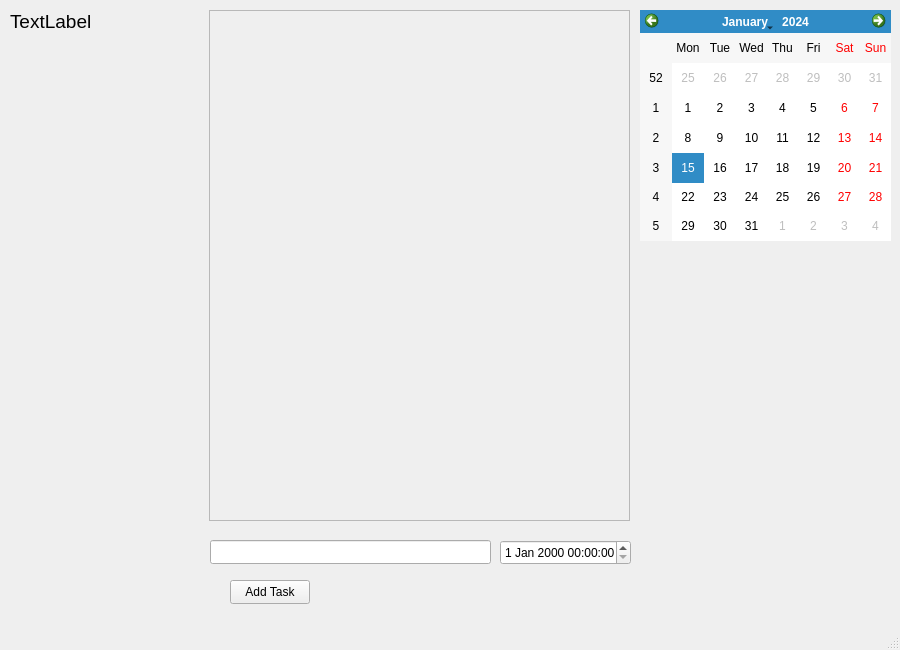
Qt form 2021/01Spring/CSC284/BrunoKoppel_Thareos/checklistwindow.ui (BrunoKoppel/bhcc) before a commit.
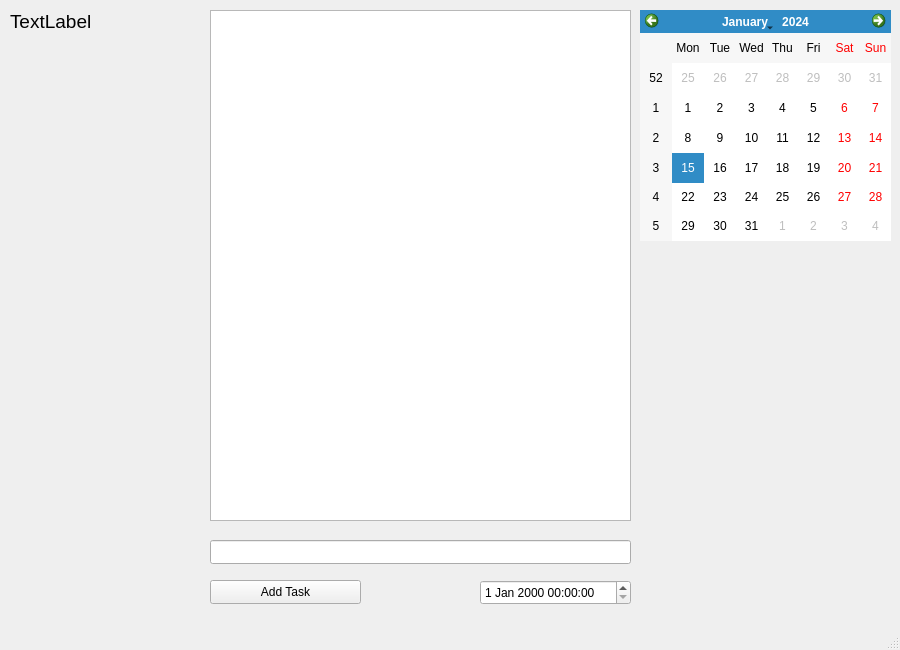
The same form after that commit.

```diff
--- a/2021/01Spring/CSC284/BrunoKoppel_Thareos/checklistwindow.ui
+++ b/2021/01Spring/CSC284/BrunoKoppel_Thareos/checklistwindow.ui
@@ -40,9 +40,9 @@
    <widget class="QPushButton" name="addTaskButton">
     <property name="geometry">
      <rect>
-      <x>230</x>
+      <x>210</x>
       <y>580</y>
-      <width>80</width>
+      <width>151</width>
       <height>24</height>
      </rect>
     </property>
@@ -50,46 +50,12 @@
      <string>Add Task</string>
     </property>
    </widget>
-   <widget class="QScrollArea" name="scrollArea">
-    <property name="geometry">
-     <rect>
-      <x>209</x>
-      <y>10</y>
-      <width>421</width>
-      <height>511</height>
-     </rect>
-    </property>
-    <property name="widgetResizable">
-     <bool>true</bool>
-    </property>
-    <widget class="QWidget" name="scrollAreaWidgetContents">
-     <property name="geometry">
-      <rect>
-       <x>0</x>
-       <y>0</y>
-       <width>419</width>
-       <height>509</height>
-      </rect>
-     </property>
-     <widget class="QWidget" name="verticalLayoutWidget">
-      <property name="geometry">
-       <rect>
-        <x>-1</x>
-        <y>-1</y>
-        <width>421</width>
-        <height>511</height>
-       </rect>
-      </property>
-      <layout class="QVBoxLayout" name="verticalLayout"/>
-     </widget>
-    </widget>
-   </widget>
    <widget class="QLineEdit" name="taskContentLineEdit">
     <property name="geometry">
      <rect>
       <x>210</x>
       <y>540</y>
-      <width>281</width>
+      <width>421</width>
       <height>24</height>
      </rect>
     </property>
@@ -97,13 +63,23 @@
    <widget class="QDateTimeEdit" name="taskDateTimeEdit">
     <property name="geometry">
      <rect>
-      <x>500</x>
-      <y>540</y>
-      <width>131</width>
+      <x>480</x>
+      <y>580</y>
+      <width>151</width>
       <height>25</height>
      </rect>
     </property>
    </widget>
+   <widget class="QListWidget" name="listWidget">
+    <property name="geometry">
+     <rect>
+      <x>210</x>
+      <y>10</y>
+      <width>421</width>
+      <height>511</height>
+     </rect>
+    </property>
+   </widget>
   </widget>
   <widget class="QMenuBar" name="menubar">
    <property name="geometry">
```
